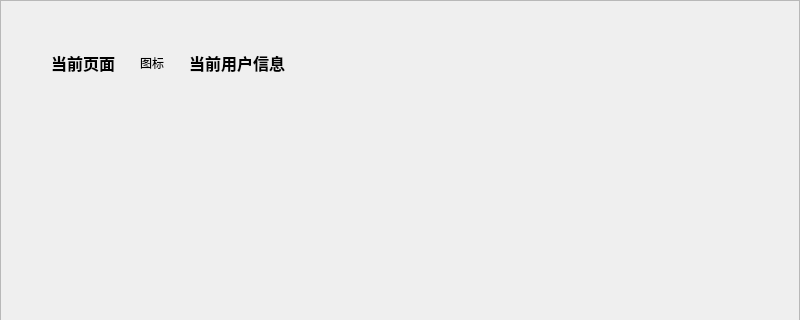
First picture: the form in ui/widget.ui, repository azh-1415926/POCAssistant, before the edit; both pictures show x 0 to 800 and y 0 to 320 of the 800 by 600 pixel window.
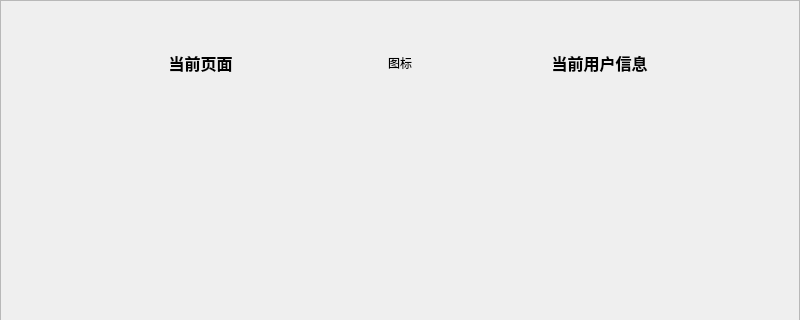
Second picture: the form after the edit. The open tabs and pages were chosen to show the change. Icons and pictures are not drawn. Custom widgets are drawn as their Qt base class.

The edit to the form file:
```diff
--- a/ui/widget.ui
+++ b/ui/widget.ui
@@ -228,12 +228,16 @@
              <widget class="QLabel" name="CurrPage">
               <property name="font">
                <font>
+                <pointsize>12</pointsize>
                 <bold>true</bold>
                </font>
               </property>
               <property name="text">
                <string>&lt;html&gt;&lt;head/&gt;&lt;body&gt;&lt;p&gt;&lt;span style=&quot; font-size:12pt;&quot;&gt;当前页面&lt;/span&gt;&lt;/p&gt;&lt;/body&gt;&lt;/html&gt;</string>
               </property>
+              <property name="alignment">
+               <set>Qt::AlignCenter</set>
+              </property>
              </widget>
             </item>
             <item>
@@ -247,6 +251,9 @@
               <property name="text">
                <string>图标</string>
               </property>
+              <property name="alignment">
+               <set>Qt::AlignCenter</set>
+              </property>
              </widget>
             </item>
             <item>
@@ -260,21 +267,11 @@
               <property name="text">
                <string>当前用户信息</string>
               </property>
+              <property name="alignment">
+               <set>Qt::AlignCenter</set>
+              </property>
              </widget>
             </item>
-            <item>
-             <spacer name="horizontalSpacer">
-              <property name="orientation">
-               <enum>Qt::Horizontal</enum>
-              </property>
-              <property name="sizeHint" stdset="0">
-               <size>
-                <width>40</width>
-                <height>20</height>
-               </size>
-              </property>
-             </spacer>
-            </item>
            </layout>
           </item>
           <item>
```
